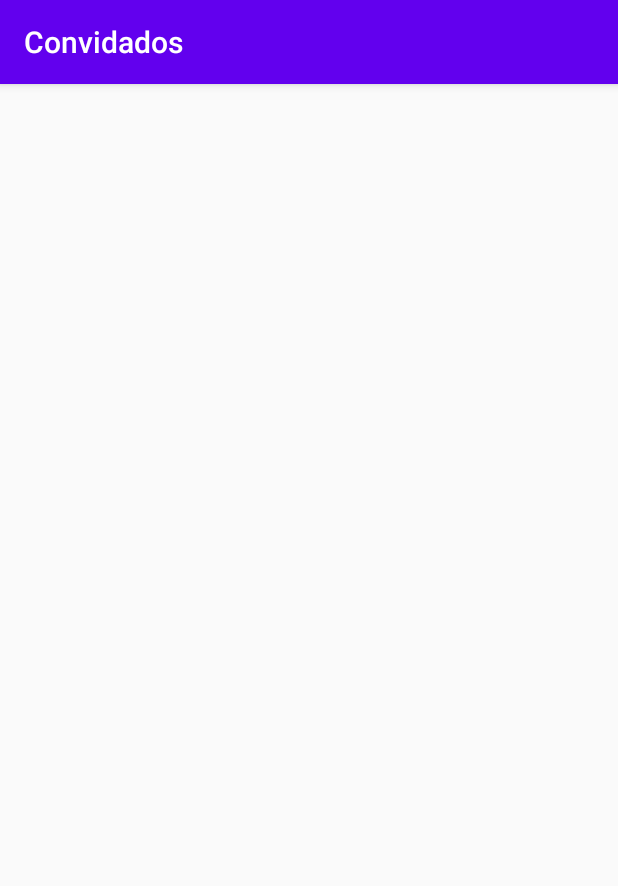
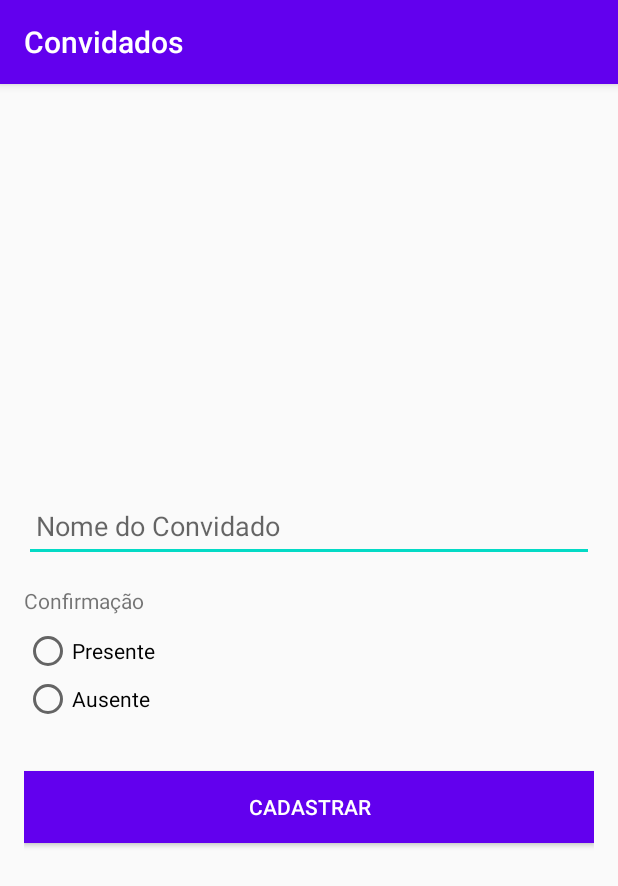
Before and after one commit to ViniciusPii/guests-app-kotlin, an Android app: the GuestFormActivity screen opened directly, with no data from a screen before it, on a phone screen of 412 x 824 dp. Shown: the top 886 px of the screen. Run offline under Robolectric (Android 15) with nearby library versions, the phone set to English and light mode, and no system bars.

Commit message:
[Refatoração] Primeira refatoração da app em estrutura mvvm

```diff
--- a/app/src/main/AndroidManifest.xml
+++ b/app/src/main/AndroidManifest.xml
@@ -9,9 +9,9 @@
         android:roundIcon="@mipmap/ic_launcher_round"
         android:supportsRtl="true"
         android:theme="@style/AppTheme">
-        <activity android:name=".GuestFormActivity"></activity>
+        <activity android:name=".view.GuestFormActivity"></activity>
         <activity
-            android:name=".MainActivity"
+            android:name=".view.MainActivity"
             android:label="@string/app_name"
             android:theme="@style/AppTheme.NoActionBar">
             <intent-filter>
--- a/app/src/main/java/com/viniciuspiih/convidados/ui/home/AllGuestsFragment.kt
+++ b/app/src/main/java/com/viniciuspiih/convidados/view/AllGuestsFragment.kt
@@ -1,4 +1,4 @@
-package com.viniciuspiih.convidados.ui.home
+package com.viniciuspiih.convidados.view
 
 import android.os.Bundle
 import android.view.LayoutInflater
@@ -9,6 +9,7 @@ import androidx.fragment.app.Fragment
 import androidx.lifecycle.Observer
 import androidx.lifecycle.ViewModelProviders
 import com.viniciuspiih.convidados.R
+import com.viniciuspiih.convidados.viewmodel.AllGuestsViewModel
 
 class AllGuestsFragment : Fragment() {
 
--- /dev/null
+++ b/app/src/main/java/com/viniciuspiih/convidados/view/GuestFormActivity.kt
@@ -0,0 +1,22 @@
+package com.viniciuspiih.convidados.view
+
+import androidx.appcompat.app.AppCompatActivity
+import android.os.Bundle
+import androidx.lifecycle.ViewModelProvider
+import com.viniciuspiih.convidados.R
+import com.viniciuspiih.convidados.viewmodel.GuestsViewModel
+import kotlinx.android.synthetic.main.activity_guest_form.*
+
+class GuestFormActivity : AppCompatActivity() {
+
+    private lateinit var mViewModel: GuestsViewModel
+
+    override fun onCreate(savedInstanceState: Bundle?) {
+        super.onCreate(savedInstanceState)
+        setContentView(R.layout.activity_guest_form)
+
+        mViewModel = ViewModelProvider(this).get(GuestsViewModel::class.java)
+
+        button_add_guest.setOnClickListener { }
+    }
+}
--- a/app/src/main/java/com/viniciuspiih/convidados/ui/home/AllGuestsViewModel.kt
+++ b/app/src/main/java/com/viniciuspiih/convidados/viewmodel/AbsentViewModel.kt
@@ -1,13 +1,13 @@
-package com.viniciuspiih.convidados.ui.home
+package com.viniciuspiih.convidados.viewmodel
 
 import androidx.lifecycle.LiveData
 import androidx.lifecycle.MutableLiveData
 import androidx.lifecycle.ViewModel
 
-class AllGuestsViewModel : ViewModel() {
+class AbsentViewModel : ViewModel() {
 
     private val _text = MutableLiveData<String>().apply {
-        value = "Todos"
+        value = "Ausentes"
     }
     val text: LiveData<String> = _text
 }
--- a/app/src/main/java/com/viniciuspiih/convidados/ui/present/PresentViewModel.kt
+++ b/app/src/main/java/com/viniciuspiih/convidados/viewmodel/AllGuestsViewModel.kt
@@ -1,13 +1,13 @@
-package com.viniciuspiih.convidados.ui.present
+package com.viniciuspiih.convidados.viewmodel
 
 import androidx.lifecycle.LiveData
 import androidx.lifecycle.MutableLiveData
 import androidx.lifecycle.ViewModel
 
-class PresentViewModel : ViewModel() {
+class AllGuestsViewModel : ViewModel() {
 
     private val _text = MutableLiveData<String>().apply {
-        value = "Presentes"
+        value = "Todos"
     }
     val text: LiveData<String> = _text
 }
--- /dev/null
+++ b/app/src/main/java/com/viniciuspiih/convidados/viewmodel/GuestsViewModel.kt
@@ -0,0 +1,6 @@
+package com.viniciuspiih.convidados.viewmodel
+
+import androidx.lifecycle.ViewModel
+
+class GuestsViewModel: ViewModel() {
+}
--- a/app/src/main/java/com/viniciuspiih/convidados/ui/absent/AbsentViewModel.kt
+++ b/app/src/main/java/com/viniciuspiih/convidados/viewmodel/PresentViewModel.kt
@@ -1,13 +1,13 @@
-package com.viniciuspiih.convidados.ui.absent
+package com.viniciuspiih.convidados.viewmodel
 
 import androidx.lifecycle.LiveData
 import androidx.lifecycle.MutableLiveData
 import androidx.lifecycle.ViewModel
 
-class AbsentViewModel : ViewModel() {
+class PresentViewModel : ViewModel() {
 
     private val _text = MutableLiveData<String>().apply {
-        value = "Ausentes"
+        value = "Presentes"
     }
     val text: LiveData<String> = _text
 }
--- a/app/src/main/res/layout/activity_guest_form.xml
+++ b/app/src/main/res/layout/activity_guest_form.xml
@@ -4,6 +4,64 @@
     xmlns:tools="http://schemas.android.com/tools"
     android:layout_width="match_parent"
     android:layout_height="match_parent"
-    tools:context=".GuestFormActivity">
+    android:padding="16dp"
+    tools:context=".view.GuestFormActivity">
+
+    <EditText
+        android:id="@+id/edit_guest"
+        android:layout_width="match_parent"
+        android:layout_height="48dp"
+        android:layout_marginTop="8dp"
+        android:hint="@string/edit_hint_guest"
+        android:inputType="text"
+        android:paddingLeft="8dp"
+        app:layout_constraintBottom_toTopOf="@id/text_confirmation"
+        app:layout_constraintTop_toTopOf="parent"
+        app:layout_constraintVertical_chainStyle="packed" />
+
+    <TextView
+        android:id="@+id/text_confirmation"
+        android:layout_width="wrap_content"
+        android:layout_height="wrap_content"
+        android:layout_marginTop="16dp"
+        android:text="@string/label_confirmation"
+        app:layout_constraintBottom_toTopOf="@id/radio_group"
+        app:layout_constraintLeft_toLeftOf="parent"
+        app:layout_constraintTop_toBottomOf="@id/edit_guest" />
+
+    <RadioGroup
+        android:id="@+id/radio_group"
+        android:layout_width="wrap_content"
+        android:layout_height="wrap_content"
+        android:layout_marginTop="8dp"
+        app:layout_constraintBottom_toTopOf="@+id/button_add_guest"
+        app:layout_constraintLeft_toLeftOf="parent"
+        app:layout_constraintTop_toBottomOf="@id/text_confirmation">
+
+        <RadioButton
+            android:id="@+id/radio_present"
+            android:layout_width="wrap_content"
+            android:layout_height="wrap_content"
+            android:text="@string/radio_present" />
+
+        <RadioButton
+            android:id="@+id/radio_absent"
+            android:layout_width="wrap_content"
+            android:layout_height="wrap_content"
+            android:text="@string/radio_absent" />
+
+    </RadioGroup>
+
+    <Button
+        android:id="@+id/button_add_guest"
+        android:layout_width="match_parent"
+        android:layout_height="48dp"
+        android:layout_marginTop="32dp"
+        android:background="@color/colorPrimary"
+        android:text="@string/button_add_guest"
+        android:textColor="@color/white"
+        app:layout_constraintBottom_toBottomOf="parent"
+        app:layout_constraintTop_toBottomOf="@id/radio_group" />
+
 
 </androidx.constraintlayout.widget.ConstraintLayout>
--- a/app/src/main/res/layout/app_bar_main.xml
+++ b/app/src/main/res/layout/app_bar_main.xml
@@ -4,7 +4,7 @@
     xmlns:tools="http://schemas.android.com/tools"
     android:layout_width="match_parent"
     android:layout_height="match_parent"
-    tools:context=".MainActivity">
+    tools:context=".view.MainActivity">
 
     <com.google.android.material.appbar.AppBarLayout
         android:layout_width="match_parent"
--- a/app/src/main/res/layout/fragment_gallery.xml
+++ b/app/src/main/res/layout/fragment_gallery.xml
@@ -4,7 +4,7 @@
     xmlns:tools="http://schemas.android.com/tools"
     android:layout_width="match_parent"
     android:layout_height="match_parent"
-    tools:context=".ui.present.PresentFragment">
+    tools:context=".view.PresentFragment">
 
     <TextView
         android:id="@+id/text_gallery"
--- a/app/src/main/res/layout/fragment_home.xml
+++ b/app/src/main/res/layout/fragment_home.xml
@@ -4,7 +4,7 @@
     xmlns:tools="http://schemas.android.com/tools"
     android:layout_width="match_parent"
     android:layout_height="match_parent"
-    tools:context=".ui.home.AllGuestsFragment">
+    tools:context=".view.AllGuestsFragment">
 
     <TextView
         android:id="@+id/text_home"
--- a/app/src/main/res/layout/fragment_slideshow.xml
+++ b/app/src/main/res/layout/fragment_slideshow.xml
@@ -4,7 +4,7 @@
     xmlns:tools="http://schemas.android.com/tools"
     android:layout_width="match_parent"
     android:layout_height="match_parent"
-    tools:context=".ui.absent.AbsentFragment">
+    tools:context=".view.AbsentFragment">
 
     <TextView
         android:id="@+id/text_slideshow"
--- a/app/src/main/res/navigation/mobile_navigation.xml
+++ b/app/src/main/res/navigation/mobile_navigation.xml
@@ -7,19 +7,19 @@
 
     <fragment
         android:id="@+id/nav_all"
-        android:name="com.viniciuspiih.convidados.ui.home.AllGuestsFragment"
+        android:name="com.viniciuspiih.convidados.view.AllGuestsFragment"
         android:label="@string/menu_all"
         tools:layout="@layout/fragment_home" />
 
     <fragment
         android:id="@+id/nav_presents"
-        android:name="com.viniciuspiih.convidados.ui.present.PresentFragment"
+        android:name="com.viniciuspiih.convidados.view.PresentFragment"
         android:label="@string/menu_presents"
         tools:layout="@layout/fragment_gallery" />
 
     <fragment
         android:id="@+id/nav_absents"
-        android:name="com.viniciuspiih.convidados.ui.absent.AbsentFragment"
+        android:name="com.viniciuspiih.convidados.view.AbsentFragment"
         android:label="@string/menu_absents"
         tools:layout="@layout/fragment_slideshow" />
 </navigation>
--- a/app/src/main/res/values/strings.xml
+++ b/app/src/main/res/values/strings.xml
@@ -10,4 +10,10 @@
     <string name="menu_all">Todos</string>
     <string name="menu_presents">Presentes</string>
     <string name="menu_absents">Ausentes</string>
+    <string name="label_guests">Nome do Convidado</string>
+    <string name="edit_hint_guest">Nome do Convidado</string>
+    <string name="label_confirmation">Confirmação</string>
+    <string name="radio_present">Presente</string>
+    <string name="radio_absent">Ausente</string>
+    <string name="button_add_guest">Cadastrar</string>
 </resources>
```
Also changed, not shown: app/src/main/java/com/viniciuspiih/convidados/GuestFormActivity.kt (deleted, +0 -11 lines), app/src/main/java/com/viniciuspiih/convidados/view/AbsentFragment.kt (renamed from app/src/main/java/com/viniciuspiih/convidados/ui/present/PresentFragment.kt, +9 -8 lines), app/src/main/java/com/viniciuspiih/convidados/view/MainActivity.kt (renamed from app/src/main/java/com/viniciuspiih/convidados/MainActivity.kt, +7 -5 lines), app/src/main/java/com/viniciuspiih/convidados/view/PresentFragment.kt (renamed from app/src/main/java/com/viniciuspiih/convidados/ui/absent/AbsentFragment.kt, +9 -8 lines).
